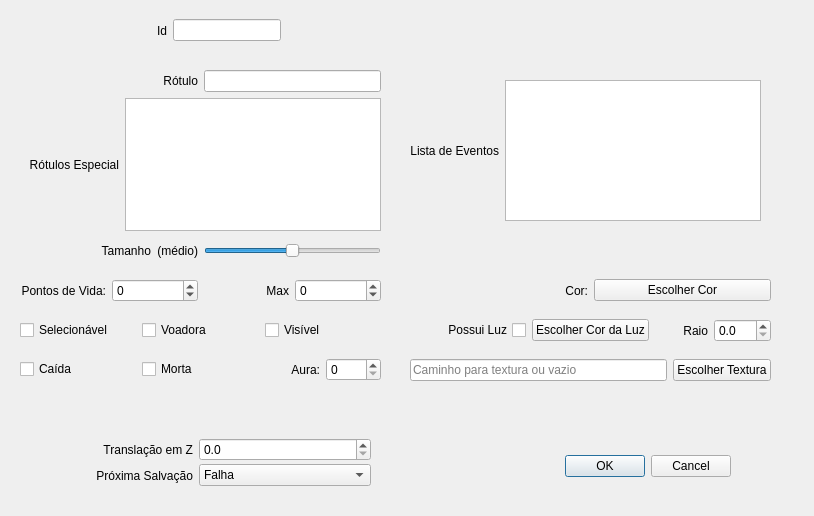
The window that ifg/qt/ui/entidade.ui (matferib/tabuleiro-virtual) describes before a commit, drawn with Qt 5.
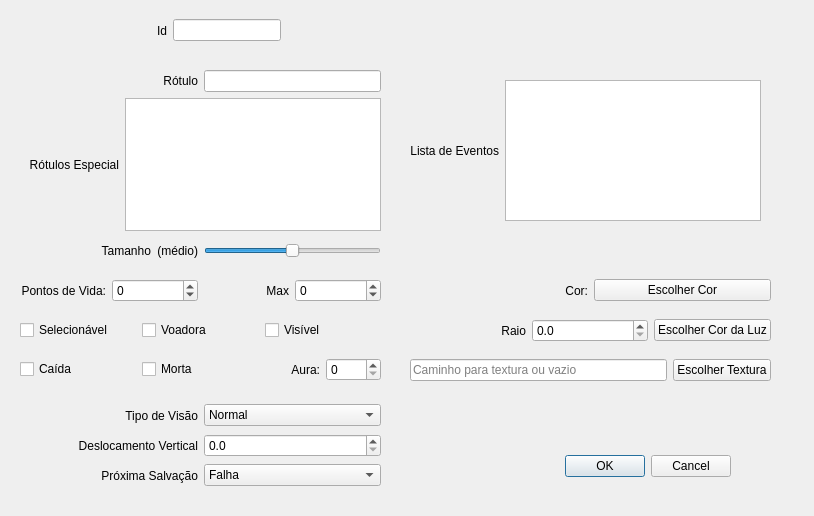
The same window after the commit.

Commit message: visao na penumbra

Diff of the .ui file:
```diff
--- a/ifg/qt/ui/entidade.ui
+++ b/ifg/qt/ui/entidade.ui
@@ -117,29 +117,6 @@
     </rect>
    </property>
    <layout class="QHBoxLayout" name="horizontalLayout_3">
-    <item>
-     <widget class="QCheckBox" name="checkbox_luz">
-      <property name="toolTip">
-       <string>Se marcado, entidade possuirá luz da cor escolhida.</string>
-      </property>
-      <property name="layoutDirection">
-       <enum>Qt::RightToLeft</enum>
-      </property>
-      <property name="text">
-       <string>Possui Luz</string>
-      </property>
-     </widget>
-    </item>
-    <item>
-     <widget class="QPushButton" name="botao_luz">
-      <property name="styleSheet">
-       <string notr="true"/>
-      </property>
-      <property name="text">
-       <string>Escolher Cor da Luz</string>
-      </property>
-     </widget>
-    </item>
     <item>
      <layout class="QHBoxLayout" name="horizontalLayout_14">
       <item>
@@ -165,6 +142,16 @@
         </property>
        </widget>
       </item>
+      <item>
+       <widget class="QPushButton" name="botao_luz">
+        <property name="styleSheet">
+         <string notr="true"/>
+        </property>
+        <property name="text">
+         <string>Escolher Cor da Luz</string>
+        </property>
+       </widget>
+      </item>
      </layout>
     </item>
    </layout>
@@ -450,16 +437,16 @@
    <property name="geometry">
     <rect>
      <x>20</x>
-     <y>410</y>
-     <width>351</width>
-     <height>80</height>
+     <y>430</y>
+     <width>361</width>
+     <height>31</height>
     </rect>
    </property>
    <layout class="QHBoxLayout" name="horizontalLayout_13">
     <item>
      <widget class="QLabel" name="label_7">
       <property name="text">
-       <string>Translação em Z</string>
+       <string>Deslocamento Vertical</string>
       </property>
       <property name="alignment">
        <set>Qt::AlignRight|Qt::AlignTrailing|Qt::AlignVCenter</set>
@@ -489,7 +476,7 @@
     <rect>
      <x>20</x>
      <y>460</y>
-     <width>351</width>
+     <width>361</width>
      <height>31</height>
     </rect>
    </property>
@@ -637,6 +624,50 @@
     </item>
    </layout>
   </widget>
+  <widget class="QWidget" name="horizontalLayoutWidget_11">
+   <property name="geometry">
+    <rect>
+     <x>20</x>
+     <y>400</y>
+     <width>361</width>
+     <height>31</height>
+    </rect>
+   </property>
+   <layout class="QHBoxLayout" name="horizontalLayout_20">
+    <item>
+     <widget class="QLabel" name="label_13">
+      <property name="text">
+       <string>Tipo de Visão</string>
+      </property>
+      <property name="alignment">
+       <set>Qt::AlignRight|Qt::AlignTrailing|Qt::AlignVCenter</set>
+      </property>
+     </widget>
+    </item>
+    <item>
+     <widget class="QComboBox" name="combo_visao">
+      <property name="toolTip">
+       <string>Tipo de visão da entidade.</string>
+      </property>
+      <item>
+       <property name="text">
+        <string>Normal</string>
+       </property>
+      </item>
+      <item>
+       <property name="text">
+        <string>Visão na Penumbra</string>
+       </property>
+      </item>
+      <item>
+       <property name="text">
+        <string>Visão no Escuro</string>
+       </property>
+      </item>
+     </widget>
+    </item>
+   </layout>
+  </widget>
  </widget>
  <resources/>
  <connections>
```
The commit also changes 6 other files.
